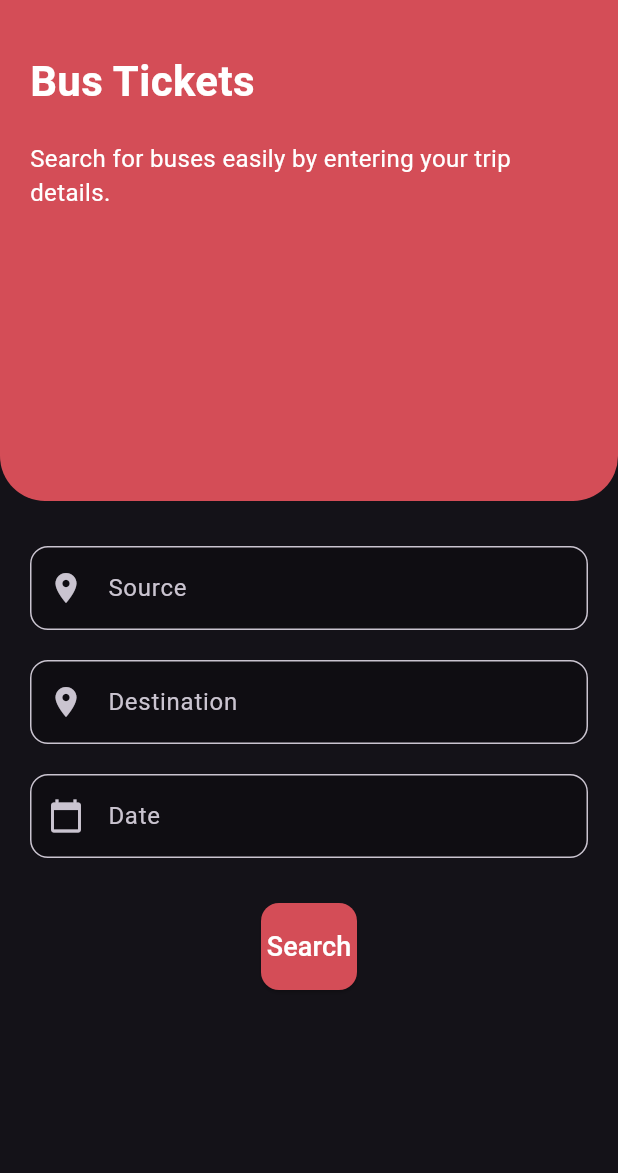
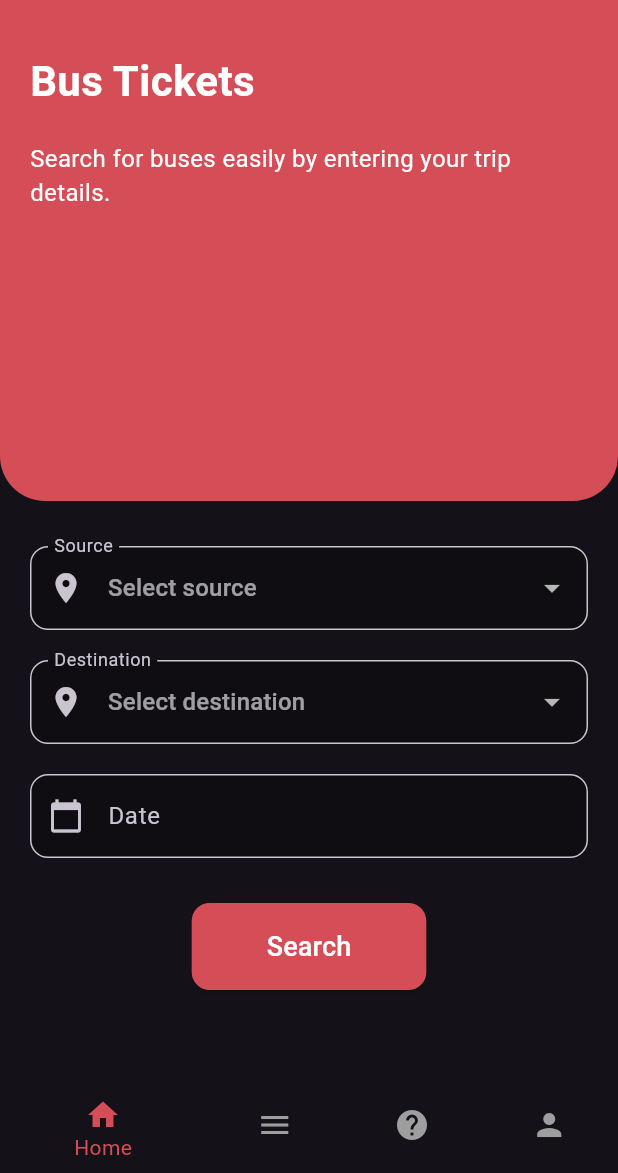
Before and after one commit to rukonJD/flutter, a Flutter app: the screen it shows after launch, on a phone screen of 412 x 824 dp, the part 63-1236 px from its top. Run offline on Flutter 3.47's test engine with Material 3 defaults, Android fonts, the phone set to English and light mode, and no system bars; our stand-ins replace device_preview; missing offline and left inert: aqua_nav_bar.

```diff
--- a/easy_booking/lib/main.dart
+++ b/easy_booking/lib/main.dart
@@ -2,7 +2,9 @@ import 'package:device_preview/device_preview.dart';
 import 'package:easy_booking/widget/bus_list.dart';
 import 'package:easy_booking/widget/get_started.dart';
 import 'package:easy_booking/widget/login.dart';
-import 'package:easy_booking/widget/ui_example_03-a.dart';
+
+import 'package:easy_booking/widget/search_page.dart';
+import 'package:easy_booking/widget/ui_example_03.dart';
 import 'package:easy_booking/widget/ui_example_05.dart';
 import 'package:flutter/foundation.dart';
 import 'package:flutter/material.dart';
@@ -26,7 +28,7 @@ class MyApp extends StatelessWidget {
           brightness: Brightness.dark,
           primaryColor: Colors.blue
       ),
-      home: UIEX03Ft(),
+      home: Bottom_Nav_Redbus(),
       // home: RedBusSeatUI(),
     );
   }
--- a/easy_booking/lib/widget/login.dart
+++ b/easy_booking/lib/widget/login.dart
@@ -1,5 +1,6 @@
 import 'dart:convert';
-import 'package:easy_booking/widget/ui_example_03-a.dart';
+import 'package:easy_booking/widget/search_page.dart';
+import 'package:easy_booking/widget/ui_example_03.dart';
 import 'package:flutter/material.dart';
 import 'package:http/http.dart' as http;
 
@@ -41,7 +42,7 @@ class _LoginPageState extends State<LoginPage> {
           // Navigate to the search page after successful login
           Navigator.pushReplacement(
             context,
-            MaterialPageRoute(builder: (context) => UIEX03Ft()),
+            MaterialPageRoute(builder: (context) => Bottom_Nav_Redbus()),
           );
         } else {
           setState(() {
--- /dev/null
+++ b/easy_booking/lib/widget/search_page.dart
@@ -0,0 +1,267 @@
+import 'dart:convert';  // For JSON encoding/decoding
+import 'package:flutter/material.dart';
+import 'package:http/http.dart' as http;
+import 'package:intl/intl.dart'; // For date formatting
+import 'bus_list.dart'; // Import the BusListPage
+
+class SearchPage extends StatefulWidget {
+  const SearchPage({Key? key}) : super(key: key);
+
+  @override
+  _UIEX03FtState createState() => _UIEX03FtState();
+}
+
+class _UIEX03FtState extends State<SearchPage> {
+  bool isLoading = false;
+
+  // Initialize the selected source and destination to null
+  String? selectedSource;
+  String? selectedDestination;
+  String? selectedDate;
+
+  final TextEditingController dateController = TextEditingController();
+
+  // List of sample sources and destinations (you can replace this with actual data)
+  List<String> sources = ['Gabtoli', 'Mirpur', 'Chicago', 'San Francisco'];
+  List<String> destinations = ['Potuakali', 'Feni', 'Dallas', 'Boston'];
+
+  // Function to fetch bus data from the API
+  Future<void> fetchBusData(String source, String destination, String date) async {
+    setState(() {
+      isLoading = true;
+    });
+
+    final url = Uri.parse('http://localhost:8080/customer/api/search-bus?source=$source&destination=$destination&date=$date');
+
+    try {
+      final response = await http.get(url);
+
+      if (response.statusCode == 200) {
+        final data = json.decode(response.body);
+
+        // Check if the response is a list of buses
+        if (data is List) {
+          setState(() {
+            isLoading = false;
+          });
+
+          // Navigate to the bus list page and pass the bus data
+          Navigator.push(
+            context,
+            MaterialPageRoute(
+              builder: (context) => BusListPage(busResults: data), // Pass the data
+            ),
+          );
+        } else {
+          setState(() {
+            isLoading = false;
+          });
+          ScaffoldMessenger.of(context).showSnackBar(
+            SnackBar(content: Text('Error: Expected a list of buses')),
+          );
+        }
+      } else {
+        setState(() {
+          isLoading = false;
+        });
+        ScaffoldMessenger.of(context).showSnackBar(
+          SnackBar(content: Text('Failed to load bus data')),
+        );
+      }
+    } catch (e) {
+      setState(() {
+        isLoading = false;
+      });
+      print('Error occurred while fetching data: $e');
+      ScaffoldMessenger.of(context).showSnackBar(
+        SnackBar(content: Text('Error occurred while fetching data: $e')),
+      );
+    }
+  }
+
+  // Function to open the date picker
+  Future<void> _selectDate(BuildContext context) async {
+    DateTime currentDate = DateTime.now();
+    DateTime selectedDate = await showDatePicker(
+      context: context,
+      initialDate: currentDate,
+      firstDate: DateTime(2000),
+      lastDate: DateTime(2101),
+    ) ?? currentDate;
+
+    // Format the selected date and update the controller
+    setState(() {
+      dateController.text = DateFormat('yyyy-MM-dd').format(selectedDate);
+    });
+  }
+
+  @override
+  Widget build(BuildContext context) {
+    var w = MediaQuery.of(context).size.width;
+
+    return Scaffold(
+      appBar: AppBar(
+        backgroundColor: Color(0xffd44d57),
+        title: Text("Easy Booking", style: TextStyle(color: Colors.white)),
+        elevation: 0,
+      ),
+      body: SingleChildScrollView(
+        child: Column(
+          children: [
+            // Top banner section
+            Container(
+              width: w,
+              height: 320,
+              decoration: BoxDecoration(
+                color: Color(0xffd44d57),
+                borderRadius: BorderRadius.only(
+                  bottomLeft: Radius.circular(30),
+                  bottomRight: Radius.circular(30),
+                ),
+              ),
+              child: Padding(
+                padding: const EdgeInsets.all(20.0),
+                child: Column(
+                  crossAxisAlignment: CrossAxisAlignment.start,
+                  children: [
+                    Text(
+                      "Bus Tickets",
+                      style: TextStyle(
+                        fontWeight: FontWeight.bold,
+                        color: Colors.white,
+                        fontSize: 28,
+                      ),
+                    ),
+                    SizedBox(height: 20),
+                    Text(
+                      "Search for buses easily by entering your trip details.",
+                      style: TextStyle(
+                        color: Colors.white,
+                        fontSize: 16,
+                      ),
+                    ),
+                  ],
+                ),
+              ),
+            ),
+
+            SizedBox(height: 30),
+
+            // Bus search form section
+            Padding(
+              padding: const EdgeInsets.symmetric(horizontal: 20.0),
+              child: Column(
+                children: [
+                  // Source Dropdown
+                  DropdownButtonFormField<String>(
+                    value: selectedSource,
+                    decoration: InputDecoration(
+                      labelText: 'Source',
+                      prefixIcon: Icon(Icons.location_on),
+                      border: OutlineInputBorder(
+                        borderRadius: BorderRadius.circular(12),
+                      ),
+                      filled: true,
+                      fillColor: Colors.black26,
+                    ),
+                    items: sources.map((source) {
+                      return DropdownMenuItem<String>(
+                        value: source,
+                        child: Text(source),
+                      );
+                    }).toList(),
+                    onChanged: (value) {
+                      setState(() {
+                        selectedSource = value;
+                      });
+                    },
+                    hint: Text('Select source '),
+                  ),
+                  SizedBox(height: 20),
+
+                  // Destination Dropdown
+                  DropdownButtonFormField<String>(
+                    value: selectedDestination,
+                    decoration: InputDecoration(
+                      labelText: 'Destination',
+                      prefixIcon: Icon(Icons.location_on),
+                      border: OutlineInputBorder(
+                        borderRadius: BorderRadius.circular(12),
+                      ),
+                      filled: true,
+                      fillColor: Colors.black26,
+                    ),
+                    items: destinations.map((destination) {
+                      return DropdownMenuItem<String>(
+                        value: destination,
+                        child: Text(destination),
+                      );
+                    }).toList(),
+                    onChanged: (value) {
+                      setState(() {
+                        selectedDestination = value;
+                      });
+                    },
+                    hint: Text('Select destination '),
+                  ),
+                  SizedBox(height: 20),
+
+                  // Date Input Field with Date Picker
+                  TextField(
+                    controller: dateController,
+                    readOnly: true, // Make the field read-only
+                    decoration: InputDecoration(
+                      labelText: 'Date',
+                      hintText: 'YYYY-MM-DD',
+                      prefixIcon: Icon(Icons.calendar_today),
+                      border: OutlineInputBorder(
+                        borderRadius: BorderRadius.circular(12),
+                      ),
+                      filled: true,
+                      fillColor: Colors.black26,
+                    ),
+                    onTap: () => _selectDate(context), // Open the date picker when tapped
+                  ),
+                  SizedBox(height: 30),
+
+                  // Search Button
+                  ElevatedButton(
+                    onPressed: () {
+                      String source = selectedSource ?? '';
+                      String destination = selectedDestination ?? '';
+                      String date = dateController.text;
+
+                      if (source.isNotEmpty && destination.isNotEmpty && date.isNotEmpty) {
+                        fetchBusData(source, destination, date);
+                      } else {
+                        ScaffoldMessenger.of(context).showSnackBar(
+                          SnackBar(content: Text("Please fill all fields")),
+                        );
+                      }
+                    },
+                    style: ElevatedButton.styleFrom(
+                      padding: EdgeInsets.symmetric(vertical: 16,horizontal: 50), backgroundColor: Color(0xffd44d57),
+                      shape: RoundedRectangleBorder(
+                        borderRadius: BorderRadius.circular(12),
+                      ),
+                    ),
+                    child: Text(
+                      'Search',
+                      style: TextStyle(fontSize: 18, color: Colors.white),
+                    ),
+                  ),
+
+                  // Loading indicator
+                  if (isLoading) ...[
+                    SizedBox(height: 20),
+                    Center(child: CircularProgressIndicator()),
+                  ],
+                ],
+              ),
+            ),
+          ],
+        ),
+      ),
+    );
+  }
+}
--- a/easy_booking/lib/widget/ui_example_03.dart
+++ b/easy_booking/lib/widget/ui_example_03.dart
@@ -1,7 +1,7 @@
 import 'package:flutter/material.dart';
 
 import 'package:easy_booking/widget/dismissible_flutter.dart';
-import 'package:easy_booking/widget/ui_example_03-a.dart';
+import 'package:easy_booking/widget/search_page.dart';
 
 import 'list_grid.dart';
 
@@ -29,7 +29,7 @@ class _Bottom_NavState extends State<Bottom_Nav_Redbus> {
       body: PageView(
         controller: pageController,
         children: [
-          UIEX03Ft(),
+          SearchPage(),
           Dismissible_Widget(),
           List_Grid(),
           List_Grid(),
--- /dev/null
+++ b/easy_booking/lib/widget/ui_example_05.dart.dart
@@ -0,0 +1 @@
+// TODO Implement this library.
```
Also changed, not shown: easy_booking/lib/widget/booking_confirmation.dart (added, +51 -0 lines), easy_booking/lib/widget/bus_list.dart (+14 -4 lines), easy_booking/lib/widget/ticket_booking.dart (added, +208 -0 lines), easy_booking/lib/widget/ui_example_05.dart (+46 -6 lines).
